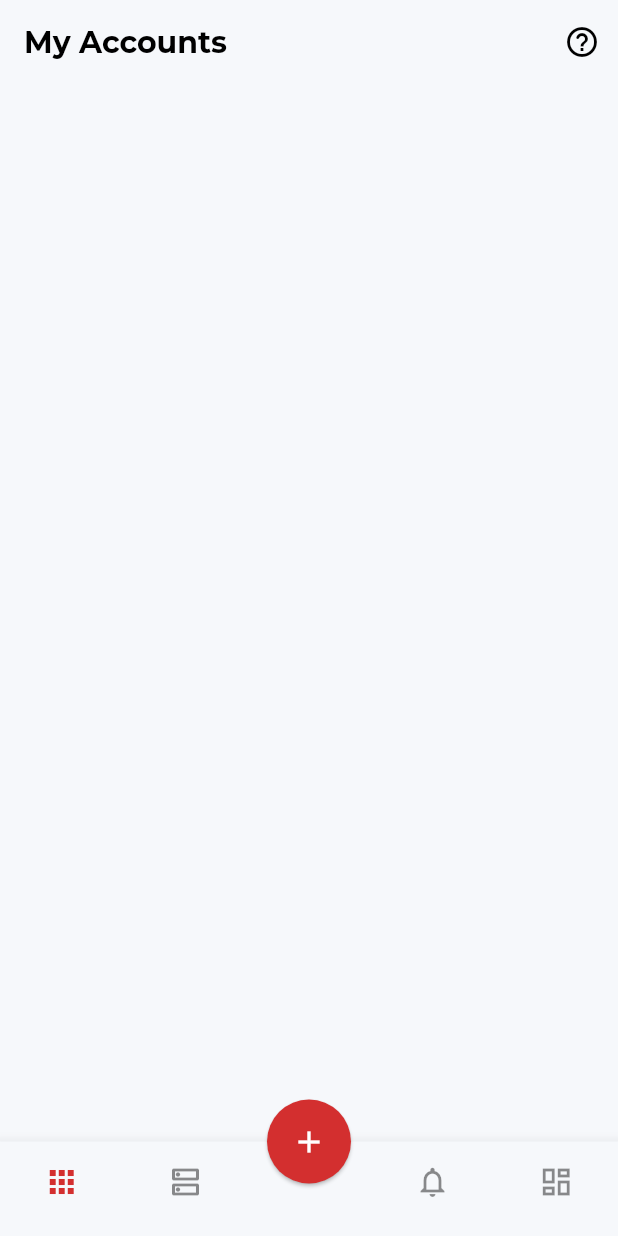
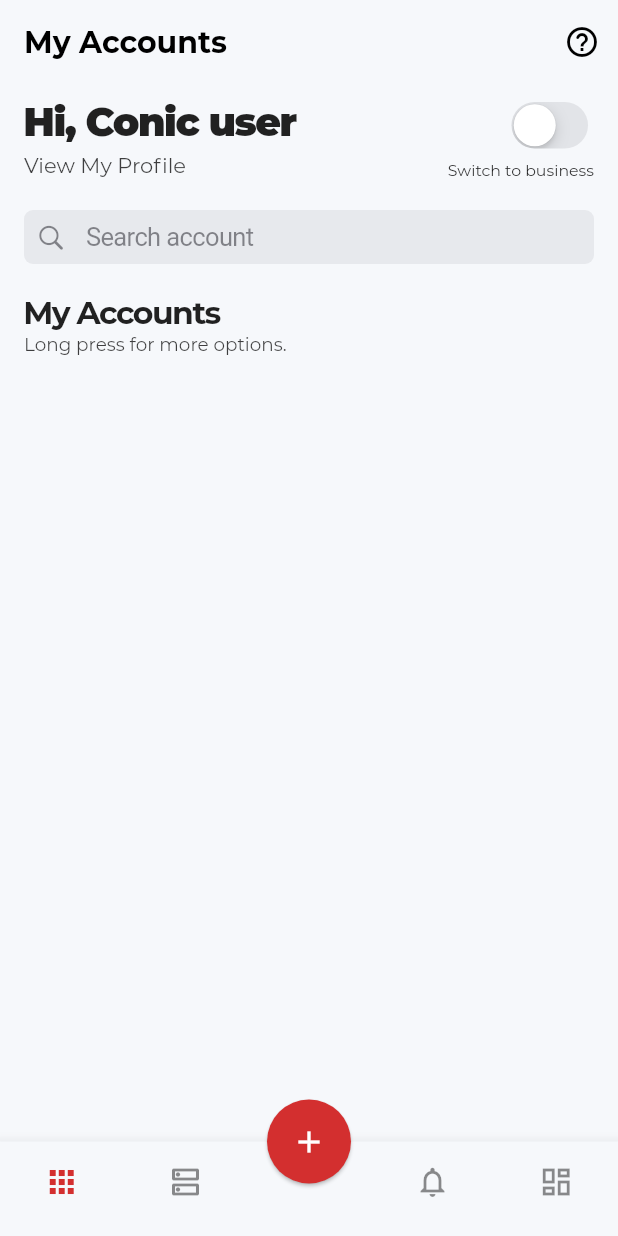
Before and after one commit to itsatifsiddiqui/conic, a Flutter app: the TabsView screen opened directly, on a phone screen of 412 x 824 dp. Run offline on Flutter 3.47's test engine with Material 2 defaults, Android fonts, the phone set to English and light mode, and no system bars; our stand-ins replace cached_network_image, cloud_firestore, firebase_auth, firebase_core, firebase_dynamic_links, flutter_hooks and 7 more; missing offline and left inert: flutter_login_facebook, nfc_manager, open_settings; accounts and stored records are empty; statements that could not run were skipped; project files that could hold a hidden picture were left out.

Commit message:
my accounts tab work.

```diff
--- a/lib/screens/nfc/activate_nfc_screen.dart
+++ b/lib/screens/nfc/activate_nfc_screen.dart
@@ -90,15 +90,10 @@ class ActivateNfcScreen extends HookWidget {
   }
 }
 
-class _NotAvailableView extends StatefulWidget {
+class _NotAvailableView extends StatelessWidget {
   const _NotAvailableView({
     Key? key,
   }) : super(key: key);
-  @override
-  _NotAvailableViewState createState() => _NotAvailableViewState();
-}
-
-class _NotAvailableViewState extends State<_NotAvailableView> {
   @override
   Widget build(BuildContext context) {
     return Column(
--- a/lib/screens/tabs_view/my_accounts/my_accounts_tab.dart
+++ b/lib/screens/tabs_view/my_accounts/my_accounts_tab.dart
@@ -1,23 +1,84 @@
+import 'package:flutter/cupertino.dart';
 import 'package:flutter/material.dart';
+import 'package:flutter_hooks/flutter_hooks.dart';
+import 'package:hooks_riverpod/hooks_riverpod.dart';
 
+import '../../../providers/app_user_provider.dart';
 import '../../../res/res.dart';
+
+final businessModeProvider = StateProvider<bool>((ref) => false);
 
 class MyAccountsTab extends StatelessWidget {
   const MyAccountsTab({Key? key}) : super(key: key);
   @override
   Widget build(BuildContext context) {
     return Scaffold(
+      resizeToAvoidBottomInset: false,
       appBar: AppBar(
         title: 'My Accounts'.text.semiBold.color(context.adaptive).make(),
         actions: [
           IconButton(
-            icon: const Icon(
-              Icons.help_outline_rounded,
-            ),
+            icon: const Icon(Icons.help_outline_rounded),
             onPressed: () {},
           )
         ],
       ),
+      body: Column(
+        crossAxisAlignment: CrossAxisAlignment.start,
+        children: [
+          const _Greetings(),
+          12.heightBox,
+          CupertinoSearchTextField(
+            borderRadius: BorderRadius.circular(kBorderRadius),
+            placeholder: 'Search account',
+            prefixInsets: const EdgeInsets.all(8),
+            style: TextStyle(color: context.adaptive),
+          ),
+          20.heightBox,
+          FittedBox(child: 'My Accounts'.text.xl2.semiBold.tight.make()),
+          'Long press for more options.'.text.sm.color(context.adaptive75).make(),
+          24.heightBox,
+        ],
+      ).px16().scrollVertical(),
     );
   }
 }
+
+class _Greetings extends HookWidget {
+  const _Greetings({Key? key}) : super(key: key);
+  @override
+  Widget build(BuildContext context) {
+    final name = useProvider(appUserProvider.select((value) => value?.name ?? 'Conic user'));
+    return Row(
+      children: [
+        Column(
+          crossAxisAlignment: CrossAxisAlignment.start,
+          children: [
+            FittedBox(child: 'Hi, $name'.text.xl3.extraBold.tight.make()),
+            4.heightBox,
+            'View My Profile'.text.base.color(context.adaptive75).make(),
+          ],
+        ).expand(),
+        Column(
+          crossAxisAlignment: CrossAxisAlignment.end,
+          children: [
+            HookBuilder(
+              builder: (context) {
+                final isBusinesssMode = useProvider(businessModeProvider).state;
+                return CupertinoSwitch(
+                  activeColor: context.primaryColor,
+                  value: isBusinesssMode,
+                  onChanged: (value) {
+                    context.read(businessModeProvider).state = value;
+                  },
+                );
+              },
+            ),
+            4.heightBox,
+            'Switch to business'.text.xs.color(context.adaptive87).make(),
+          ],
+        )
+      ],
+    ).py8();
+  }
+}
--- a/lib/screens/tabs_view/tabs_view.dart
+++ b/lib/screens/tabs_view/tabs_view.dart
@@ -17,6 +17,7 @@ class TabsView extends HookWidget {
   Widget build(BuildContext context) {
     final index = useProvider(tabsIndexProvider).state;
     return Scaffold(
+      resizeToAvoidBottomInset: false,
       body: IndexedStack(
         index: index,
         children: const [
```
